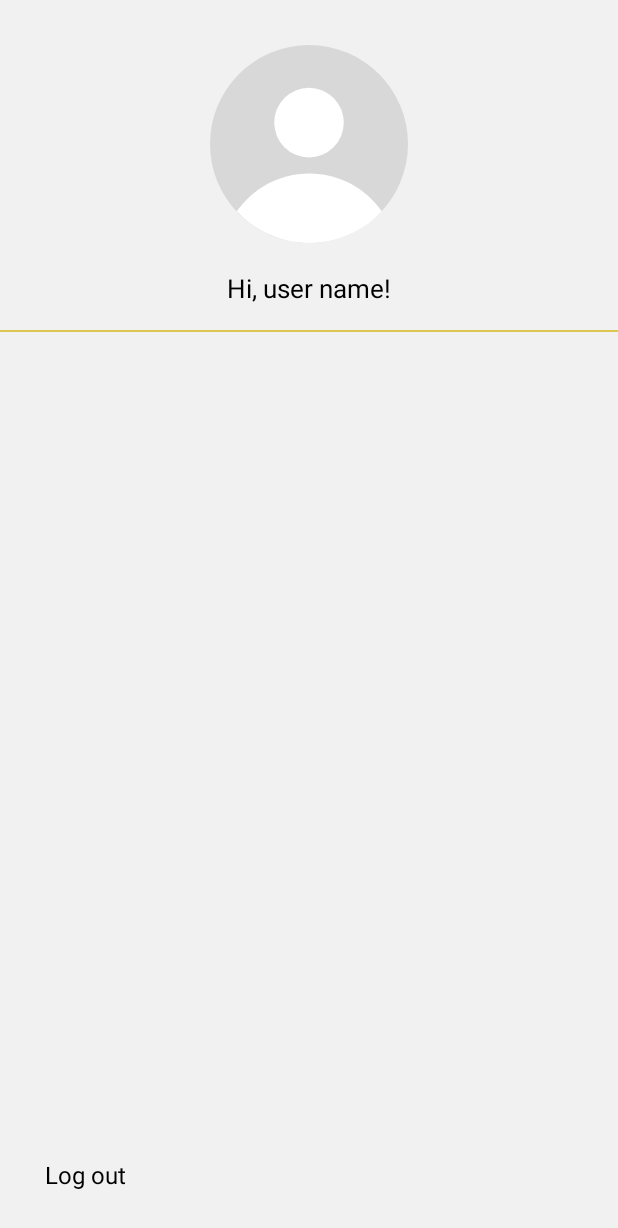
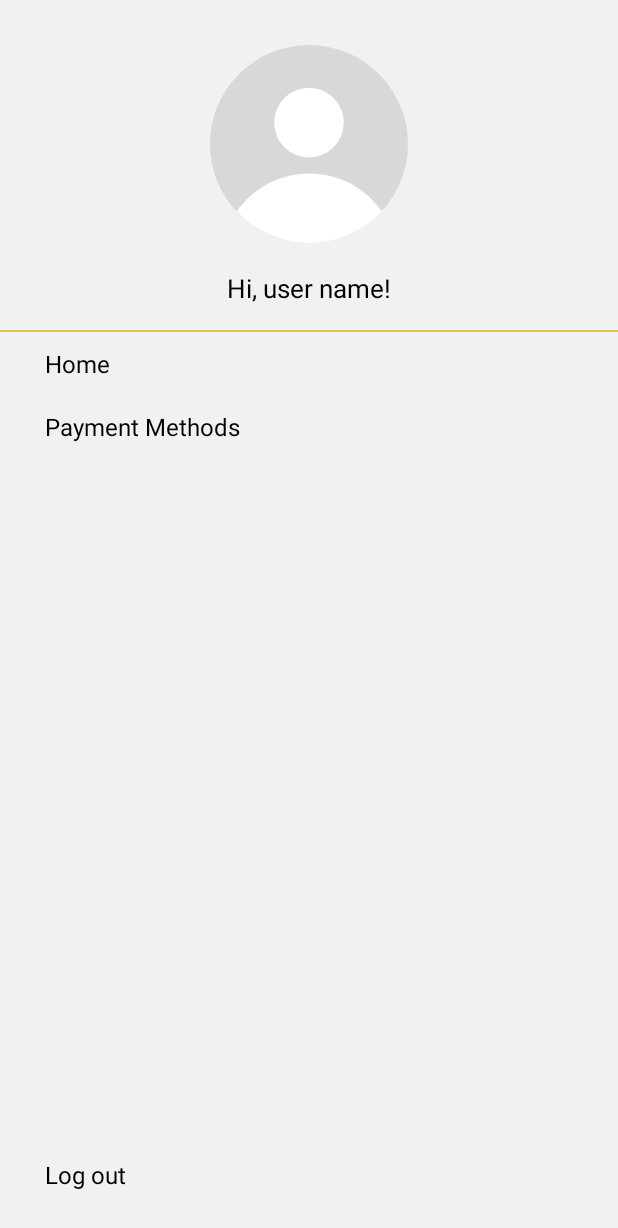
Before and after one commit to MixaPlt/EKNMLogistics-android, an Android app: the layout layout_drawer.xml on its own in the app's theme, with its tools: preview values and no code run, on a phone screen of 412 x 824 dp. Shown: the top 1228 px of the screen. Run offline under Robolectric (Android 15) with nearby library versions, the phone set to English and light mode, and no system bars.

Commit message:
Add payment methods flow

```diff
--- /dev/null
+++ b/app/src/main/java/net/eknm/eknmlogistics/root/FlowType.kt
@@ -0,0 +1,6 @@
+package net.eknm.eknmlogistics.root
+
+enum class FlowType {
+    HOME,
+    PAYMENTS,
+}
--- a/app/src/main/java/net/eknm/eknmlogistics/root/RootActivityModule.kt
+++ b/app/src/main/java/net/eknm/eknmlogistics/root/RootActivityModule.kt
@@ -6,12 +6,17 @@ import dagger.android.ContributesAndroidInjector
 import net.eknm.eknmlogistics.home.HomeFragment
 import net.eknm.eknmlogistics.home.mapInteraction.CenterLocationService
 import net.eknm.eknmlogistics.home.mapInteraction.LocationTrackingService
+import net.eknm.eknmlogistics.payments.PaymentsFlowFragment
+import net.eknm.eknmlogistics.payments.PaymentsFlowModule
 
 @Module(includes = [RootActivityModule.Impl::class])
 interface RootActivityModule {
 
     @ContributesAndroidInjector
     fun homeFragment(): HomeFragment
+
+    @ContributesAndroidInjector(modules = [PaymentsFlowModule::class])
+    fun paymentsFlow(): PaymentsFlowFragment
 
     @Module
     class Impl {
--- a/app/src/main/res/layout/fragment_login_or_register.xml
+++ b/app/src/main/res/layout/fragment_login_or_register.xml
@@ -16,7 +16,6 @@
         android:layout_width="match_parent"
         android:layout_height="match_parent"
         android:background="@color/grayBackground"
-        android:orientation="vertical"
         >
 
         <ImageView
--- a/app/src/main/res/layout/layout_drawer.xml
+++ b/app/src/main/res/layout/layout_drawer.xml
@@ -6,7 +6,8 @@
 
         <variable
             name="viewModel"
-            type="net.eknm.eknmlogistics.root.RootViewModel"/>
+            type="net.eknm.eknmlogistics.root.RootViewModel"
+            />
     </data>
 
     <com.google.android.material.navigation.NavigationView
@@ -16,11 +17,13 @@
         android:layout_height="match_parent"
         android:layout_gravity="start"
         android:background="#F1F1F1"
-        android:fitsSystemWindows="false">
+        android:fitsSystemWindows="false"
+        >
 
         <androidx.constraintlayout.widget.ConstraintLayout
             android:layout_width="match_parent"
-            android:layout_height="match_parent">
+            android:layout_height="match_parent"
+            >
 
             <ImageView
                 android:id="@+id/avatar"
@@ -34,7 +37,8 @@
                 app:layout_constraintStart_toStartOf="parent"
                 app:layout_constraintTop_toTopOf="parent"
                 app:layout_constraintWidth_percent="0.32"
-                tools:ignore="ContentDescription"/>
+                tools:ignore="ContentDescription"
+                />
 
             <TextView
                 android:id="@+id/nameText"
@@ -48,7 +52,8 @@
                 app:layout_constraintEnd_toEndOf="parent"
                 app:layout_constraintStart_toStartOf="parent"
                 app:layout_constraintTop_toBottomOf="@id/avatar"
-                tools:text="Hi, user name!"/>
+                tools:text="Hi, user name!"
+                />
 
             <View
                 android:id="@+id/headerDivider"
@@ -58,7 +63,52 @@
                 android:background="?attr/colorPrimary"
                 app:layout_constraintEnd_toEndOf="parent"
                 app:layout_constraintStart_toStartOf="parent"
-                app:layout_constraintTop_toBottomOf="@id/nameText"/>
+                app:layout_constraintTop_toBottomOf="@id/nameText"
+                />
+
+            <LinearLayout
+                android:id="@+id/homeBlock"
+                android:layout_width="0dp"
+                android:layout_height="wrap_content"
+                android:background="?attr/selectableItemBackground"
+                android:onClick="@{() -> viewModel.showHome()}"
+                android:orientation="horizontal"
+                app:layout_constraintEnd_toEndOf="parent"
+                app:layout_constraintStart_toStartOf="parent"
+                app:layout_constraintTop_toBottomOf="@id/headerDivider"
+                >
+
+                <TextView
+                    android:layout_width="wrap_content"
+                    android:layout_height="wrap_content"
+                    android:layout_marginStart="20dp"
+                    android:padding="10dp"
+                    android:text="@string/home"
+                    android:textSize="16sp"
+                    />
+            </LinearLayout>
+
+            <LinearLayout
+                android:id="@+id/paymentMethodsBlock"
+                android:layout_width="0dp"
+                android:layout_height="wrap_content"
+                android:background="?attr/selectableItemBackground"
+                android:onClick="@{() -> viewModel.showPayments()}"
+                android:orientation="horizontal"
+                app:layout_constraintEnd_toEndOf="parent"
+                app:layout_constraintStart_toStartOf="parent"
+                app:layout_constraintTop_toBottomOf="@id/homeBlock"
+                >
+
+                <TextView
+                    android:layout_width="wrap_content"
+                    android:layout_height="wrap_content"
+                    android:layout_marginStart="20dp"
+                    android:padding="10dp"
+                    android:text="@string/payment_methods"
+                    android:textSize="16sp"
+                    />
+            </LinearLayout>
 
             <LinearLayout
                 android:id="@+id/logOutBlock"
@@ -69,7 +119,8 @@
                 android:orientation="horizontal"
                 app:layout_constraintBottom_toBottomOf="parent"
                 app:layout_constraintEnd_toEndOf="parent"
-                app:layout_constraintStart_toStartOf="parent">
+                app:layout_constraintStart_toStartOf="parent"
+                >
 
                 <TextView
                     android:layout_width="wrap_content"
@@ -77,7 +128,8 @@
                     android:layout_marginStart="20dp"
                     android:padding="10dp"
                     android:text="@string/log_out"
-                    android:textSize="16sp"/>
+                    android:textSize="16sp"
+                    />
             </LinearLayout>
         </androidx.constraintlayout.widget.ConstraintLayout>
     </com.google.android.material.navigation.NavigationView>
--- a/app/src/main/res/values/strings.xml
+++ b/app/src/main/res/values/strings.xml
@@ -13,6 +13,7 @@
 
     <!-- Navigation drawer -->
     <string name="log_out">Log out</string>
+    <string name="payment_methods">Payment Methods</string>
     <string name="user_greeting">Hi, %1s!</string>
 
     <!-- Home page -->
```
Also changed, not shown: app/src/main/java/net/eknm/eknmlogistics/payments/PaymentFlowViewModel.kt (added, +7 -0 lines), app/src/main/java/net/eknm/eknmlogistics/payments/PaymentMethod.kt (added, +10 -0 lines), app/src/main/java/net/eknm/eknmlogistics/payments/PaymentsFlowFragment.kt (added, +15 -0 lines), app/src/main/java/net/eknm/eknmlogistics/payments/PaymentsFlowModule.kt (added, +12 -0 lines), app/src/main/java/net/eknm/eknmlogistics/payments/paymentFragment/PaymentsFragment.kt (added, +14 -0 lines), app/src/main/java/net/eknm/eknmlogistics/payments/paymentFragment/PaymentsViewModel.kt (added, +8 -0 lines), app/src/main/java/net/eknm/eknmlogistics/root/RootActivity.kt (+17 -3 lines), app/src/main/java/net/eknm/eknmlogistics/root/RootViewModel.kt (+20 -0 lines), app/src/main/res/layout/fragment_payments.xml (added, +41 -0 lines).
